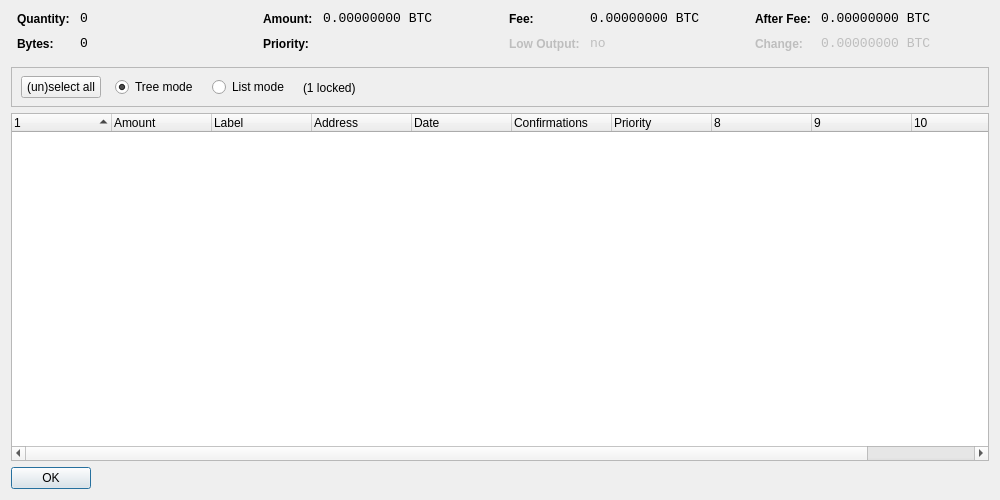
This is src/qt/forms/coincontroldialog.ui in Dkpe/Kuberbitcore as Qt 5 draws it before an edit. The edited form follows.
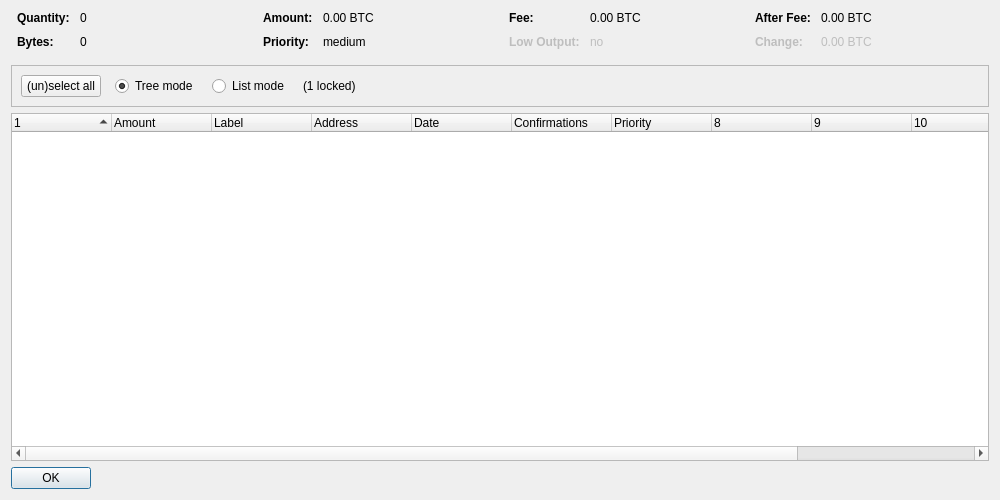
This is the edited form. Custom widgets are drawn as their Qt base class.

Diff of the .ui file:
```diff
--- a/src/qt/forms/coincontroldialog.ui
+++ b/src/qt/forms/coincontroldialog.ui
@@ -38,8 +38,11 @@
        </property>
        <item row="0" column="0">
         <widget class="QLabel" name="labelCoinControlQuantityText">
-         <property name="styleSheet">
-          <string notr="true">font-weight:bold;</string>
+         <property name="font">
+          <font>
+           <weight>75</weight>
+           <bold>true</bold>
+          </font>
          </property>
          <property name="text">
           <string>Quantity:</string>
@@ -48,12 +51,6 @@
        </item>
        <item row="0" column="1">
         <widget class="QLabel" name="labelCoinControlQuantity">
-         <property name="font">
-          <font>
-           <family>Monospace</family>
-           <pointsize>10</pointsize>
-          </font>
-         </property>
          <property name="cursor">
           <cursorShape>IBeamCursor</cursorShape>
          </property>
@@ -70,8 +67,11 @@
        </item>
        <item row="1" column="0">
         <widget class="QLabel" name="labelCoinControlBytesText">
-         <property name="styleSheet">
-          <string notr="true">font-weight:bold;</string>
+         <property name="font">
+          <font>
+           <weight>75</weight>
+           <bold>true</bold>
+          </font>
          </property>
          <property name="text">
           <string>Bytes:</string>
@@ -80,12 +80,6 @@
        </item>
        <item row="1" column="1">
         <widget class="QLabel" name="labelCoinControlBytes">
-         <property name="font">
-          <font>
-           <family>Monospace</family>
-           <pointsize>10</pointsize>
-          </font>
-         </property>
          <property name="cursor">
           <cursorShape>IBeamCursor</cursorShape>
          </property>
@@ -118,8 +112,11 @@
        </property>
        <item row="0" column="0">
         <widget class="QLabel" name="labelCoinControlAmountText">
-         <property name="styleSheet">
-          <string notr="true">font-weight:bold;</string>
+         <property name="font">
+          <font>
+           <weight>75</weight>
+           <bold>true</bold>
+          </font>
          </property>
          <property name="text">
           <string>Amount:</string>
@@ -128,12 +125,6 @@
        </item>
        <item row="0" column="1">
         <widget class="QLabel" name="labelCoinControlAmount">
-         <property name="font">
-          <font>
-           <family>Monospace</family>
-           <pointsize>10</pointsize>
-          </font>
-         </property>
          <property name="cursor">
           <cursorShape>IBeamCursor</cursorShape>
          </property>
@@ -141,7 +132,7 @@
           <enum>Qt::ActionsContextMenu</enum>
          </property>
          <property name="text">
-          <string notr="true">0.00000000 BTC</string>
+          <string notr="true">0.00 BTC</string>
          </property>
          <property name="textInteractionFlags">
           <set>Qt::LinksAccessibleByMouse|Qt::TextSelectableByKeyboard|Qt::TextSelectableByMouse</set>
@@ -150,8 +141,11 @@
        </item>
        <item row="1" column="0">
         <widget class="QLabel" name="labelCoinControlPriorityText">
-         <property name="styleSheet">
-          <string notr="true">font-weight:bold;</string>
+         <property name="font">
+          <font>
+           <weight>75</weight>
+           <bold>true</bold>
+          </font>
          </property>
          <property name="text">
           <string>Priority:</string>
@@ -160,12 +154,6 @@
        </item>
        <item row="1" column="1">
         <widget class="QLabel" name="labelCoinControlPriority">
-         <property name="font">
-          <font>
-           <family>Monospace</family>
-           <pointsize>10</pointsize>
-          </font>
-         </property>
          <property name="cursor">
           <cursorShape>IBeamCursor</cursorShape>
          </property>
@@ -173,7 +161,7 @@
           <enum>Qt::ActionsContextMenu</enum>
          </property>
          <property name="text">
-          <string/>
+          <string notr="true">medium</string>
          </property>
          <property name="textInteractionFlags">
           <set>Qt::LinksAccessibleByMouse|Qt::TextSelectableByKeyboard|Qt::TextSelectableByMouse</set>
@@ -198,8 +186,11 @@
        </property>
        <item row="0" column="0">
         <widget class="QLabel" name="labelCoinControlFeeText">
-         <property name="styleSheet">
-          <string notr="true">font-weight:bold;</string>
+         <property name="font">
+          <font>
+           <weight>75</weight>
+           <bold>true</bold>
+          </font>
          </property>
          <property name="text">
           <string>Fee:</string>
@@ -208,12 +199,6 @@
        </item>
        <item row="0" column="1">
         <widget class="QLabel" name="labelCoinControlFee">
-         <property name="font">
-          <font>
-           <family>Monospace</family>
-           <pointsize>10</pointsize>
-          </font>
-         </property>
          <property name="cursor">
           <cursorShape>IBeamCursor</cursorShape>
          </property>
@@ -221,7 +206,7 @@
           <enum>Qt::ActionsContextMenu</enum>
          </property>
          <property name="text">
-          <string notr="true">0.00000000 BTC</string>
+          <string notr="true">0.00 BTC</string>
          </property>
          <property name="textInteractionFlags">
           <set>Qt::LinksAccessibleByMouse|Qt::TextSelectableByKeyboard|Qt::TextSelectableByMouse</set>
@@ -233,8 +218,11 @@
          <property name="enabled">
           <bool>false</bool>
          </property>
-         <property name="styleSheet">
-          <string notr="true">font-weight:bold;</string>
+         <property name="font">
+          <font>
+           <weight>75</weight>
+           <bold>true</bold>
+          </font>
          </property>
          <property name="text">
           <string>Low Output:</string>
@@ -246,12 +234,6 @@
          <property name="enabled">
           <bool>false</bool>
          </property>
-         <property name="font">
-          <font>
-           <family>Monospace</family>
-           <pointsize>10</pointsize>
-          </font>
-         </property>
          <property name="cursor">
           <cursorShape>IBeamCursor</cursorShape>
          </property>
@@ -284,8 +266,11 @@
        </property>
        <item row="0" column="0">
         <widget class="QLabel" name="labelCoinControlAfterFeeText">
-         <property name="styleSheet">
-          <string notr="true">font-weight:bold;</string>
+         <property name="font">
+          <font>
+           <weight>75</weight>
+           <bold>true</bold>
+          </font>
          </property>
          <property name="text">
           <string>After Fee:</string>
@@ -294,12 +279,6 @@
        </item>
        <item row="0" column="1">
         <widget class="QLabel" name="labelCoinControlAfterFee">
-         <property name="font">
-          <font>
-           <family>Monospace</family>
-           <pointsize>10</pointsize>
-          </font>
-         </property>
          <property name="cursor">
           <cursorShape>IBeamCursor</cursorShape>
          </property>
@@ -307,7 +286,7 @@
           <enum>Qt::ActionsContextMenu</enum>
          </property>
          <property name="text">
-          <string notr="true">0.00000000 BTC</string>
+          <string notr="true">0.00 BTC</string>
          </property>
          <property name="textInteractionFlags">
           <set>Qt::LinksAccessibleByMouse|Qt::TextSelectableByKeyboard|Qt::TextSelectableByMouse</set>
@@ -319,8 +298,11 @@
          <property name="enabled">
           <bool>false</bool>
          </property>
-         <property name="styleSheet">
-          <string notr="true">font-weight:bold;</string>
+         <property name="font">
+          <font>
+           <weight>75</weight>
+           <bold>true</bold>
+          </font>
          </property>
          <property name="text">
           <string>Change:</string>
@@ -332,12 +314,6 @@
          <property name="enabled">
           <bool>false</bool>
          </property>
-         <property name="font">
-          <font>
-           <family>Monospace</family>
-           <pointsize>10</pointsize>
-          </font>
-         </property>
          <property name="cursor">
           <cursorShape>IBeamCursor</cursorShape>
          </property>
@@ -345,7 +321,7 @@
           <enum>Qt::ActionsContextMenu</enum>
          </property>
          <property name="text">
-          <string notr="true">0.00000000 BTC</string>
+          <string notr="true">0.00 BTC</string>
          </property>
          <property name="textInteractionFlags">
           <set>Qt::LinksAccessibleByMouse|Qt::TextSelectableByKeyboard|Qt::TextSelectableByMouse</set>
@@ -370,15 +346,8 @@
      <property name="frameShadow">
       <enum>QFrame::Sunken</enum>
      </property>
-     <widget class="QWidget" name="horizontalLayoutWidget">
-      <property name="geometry">
-       <rect>
-        <x>10</x>
-        <y>0</y>
-        <width>781</width>
-        <height>41</height>
-       </rect>
-      </property>
+     <layout class="QHBoxLayout" name="horizontalLayout">
+      <item>
       <layout class="QHBoxLayout" name="horizontalLayoutPanel" stretch="0,0,0,0,0">
        <property name="spacing">
         <number>14</number>
@@ -446,7 +415,8 @@
         </spacer>
        </item>
       </layout>
-     </widget>
+      </item>
+     </layout>
     </widget>
    </item>
    <item>
@@ -458,7 +428,7 @@
       <bool>false</bool>
      </property>
      <property name="columnCount">
-      <number>11</number>
+      <number>12</number>
      </property>
      <attribute name="headerShowSortIndicator" stdset="0">
       <bool>true</bool>
@@ -524,6 +494,11 @@
        <string/>
       </property>
      </column>
+     <column>
+      <property name="text">
+       <string/>
+      </property>
+     </column>
     </widget>
    </item>
    <item>
```
Left out of the diff: 8 changed lines with no effect on the pictures. Lines whose indentation alone changed are shown as unchanged.
